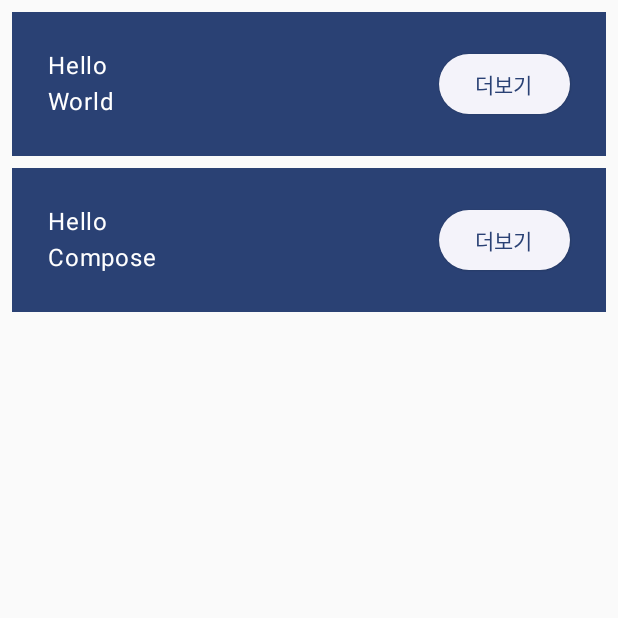
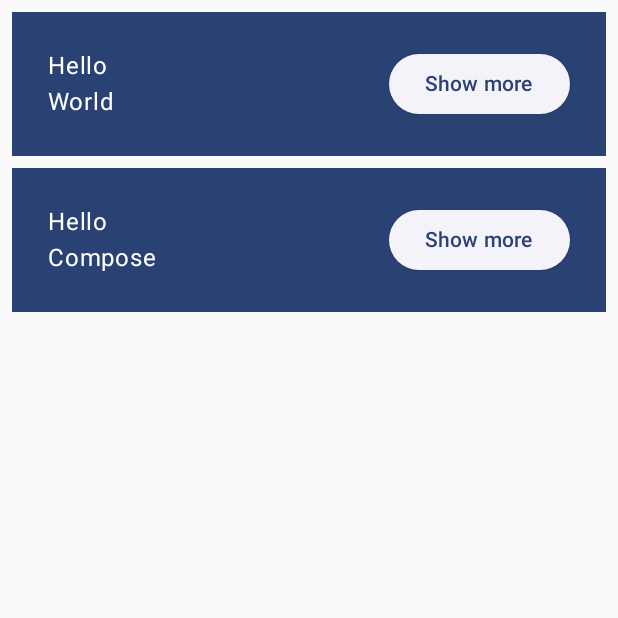
Before and after one commit to cyjadela/compose-study, an Android app built with Jetpack Compose: the screen it shows after launch (MainActivity), on a phone screen of 412 x 824 dp, the top half of it. Run offline under Robolectric (Android 15) with nearby library versions, the phone set to English and light mode, and no system bars.

```diff
--- a/compose_start/app/src/main/java/com/android/compose_start/MainActivity.kt
+++ b/compose_start/app/src/main/java/com/android/compose_start/MainActivity.kt
@@ -6,13 +6,14 @@ import androidx.activity.compose.setContent
 import androidx.compose.foundation.layout.Column
 import androidx.compose.foundation.layout.Row
 import androidx.compose.foundation.layout.fillMaxSize
-import androidx.compose.foundation.layout.fillMaxWidth
 import androidx.compose.foundation.layout.padding
 import androidx.compose.material3.ElevatedButton
 import androidx.compose.material3.MaterialTheme
 import androidx.compose.material3.Surface
 import androidx.compose.material3.Text
 import androidx.compose.runtime.Composable
+import androidx.compose.runtime.mutableStateOf
+import androidx.compose.runtime.remember
 import androidx.compose.ui.Modifier
 import androidx.compose.ui.tooling.preview.Preview
 import androidx.compose.ui.unit.dp
@@ -31,6 +32,8 @@ class MainActivity : ComponentActivity() {
 
 @Composable
 fun Greeting(name: String, modifier: Modifier = Modifier) {
+    val expanded = remember { mutableStateOf(false) }
+
     Surface(color = MaterialTheme.colorScheme.primary,
     modifier = modifier.padding(vertical = 4.dp, horizontal = 8.dp)) {
         Row(modifier = Modifier.padding(24.dp)) {
@@ -38,8 +41,10 @@ fun Greeting(name: String, modifier: Modifier = Modifier) {
                 Text(text = "Hello ")
                 Text(text = name)
             }
-            ElevatedButton(onClick = { /*TODO*/ }) {
-                Text("더보기")
+            ElevatedButton(onClick = {
+                expanded.value = !expanded.value
+            }) {
+                Text(if (expanded.value) "Show less" else "Show more")
             }
         }
     }
```
